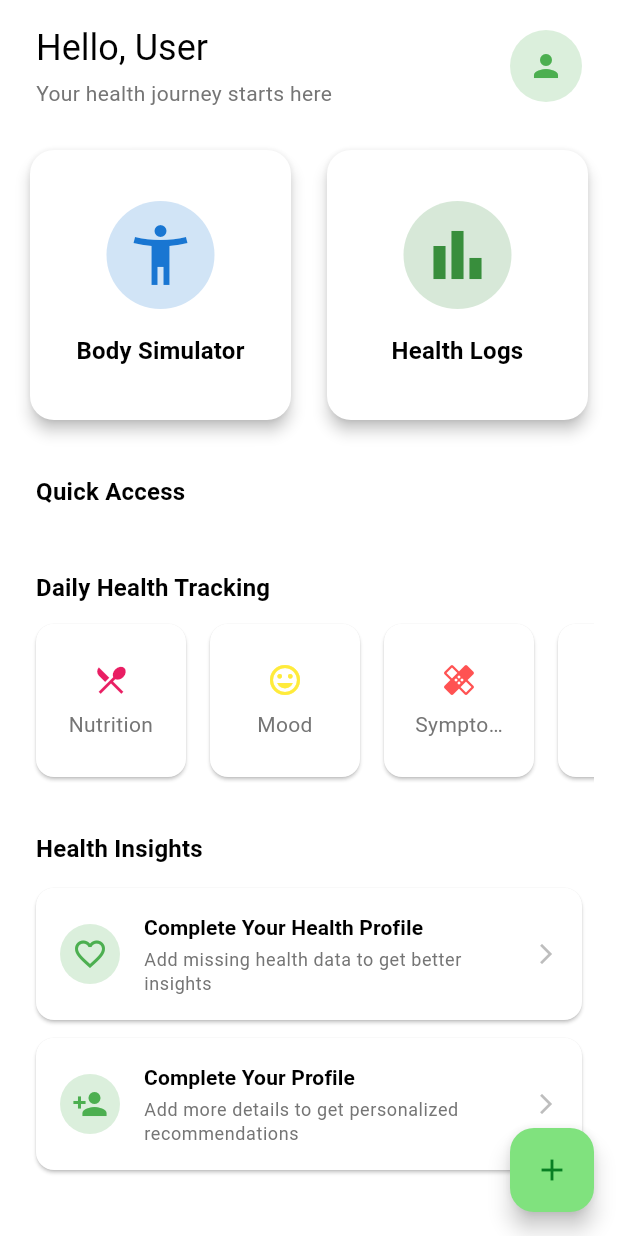
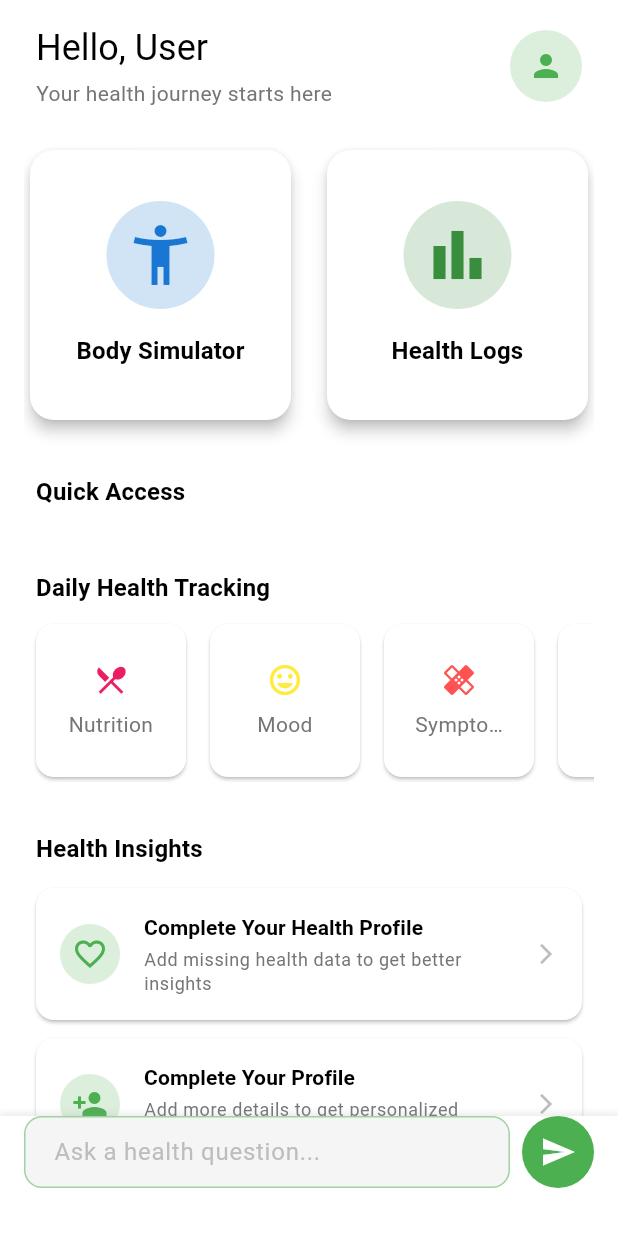
Before and after one commit to abc-medes/ate-flutter, a Flutter app: the screen it shows after launch, after a tap on the "close" icon, on a phone screen of 412 x 824 dp. Run offline on Flutter 3.47's test engine with Material 3 defaults, Android fonts, the phone set to English and light mode, and no system bars; our stand-ins replace flutter_dotenv, flutter_riverpod, go_router, shared_preferences, supabase_flutter; accounts and stored records are empty.

Commit message:
[FEAT] Add chat-style health query input to home screen

```diff
--- a/lib/features/home/views/screens/home_view.dart
+++ b/lib/features/home/views/screens/home_view.dart
@@ -21,7 +21,8 @@ class HomeView extends ConsumerStatefulWidget {
 class _HomeViewState extends ConsumerState<HomeView> {
   late bool _showLoginPrompt;
   List<BasicUserData> _missingBasicData = [];
-  bool _isLoadingHealthData = true;
+  final TextEditingController _chatInputController = TextEditingController();
+  final FocusNode _chatFocusNode = FocusNode();
 
   @override
   void initState() {
@@ -30,14 +31,36 @@ class _HomeViewState extends ConsumerState<HomeView> {
     _checkMissingHealthData();
   }
 
+  @override
+  void dispose() {
+    _chatInputController.dispose();
+    _chatFocusNode.dispose();
+    super.dispose();
+  }
+
   Future<void> _checkMissingHealthData() async {
     final healthRepo = ref.read(healthRepositoryProvider);
     final missingFields = await healthRepo.getMissingBasicUserData();
 
     setState(() {
       _missingBasicData = missingFields;
-      _isLoadingHealthData = false;
     });
+  }
+
+  void _handleChatSubmit(String text) {
+    if (text.trim().isEmpty) return;
+
+    // TODO: Implement chat response handling
+    print('User query: $text');
+
+    _chatInputController.clear();
+
+    ScaffoldMessenger.of(context).showSnackBar(
+      SnackBar(
+        content: Text('Processing: "$text"'),
+        duration: const Duration(seconds: 2),
+      ),
+    );
   }
 
   List<DailyUserData> _getDailyUserDataFields() {
@@ -336,8 +359,25 @@ class _HomeViewState extends ConsumerState<HomeView> {
                             icon: Icons.person_add,
                             onTap: () => context.push('/profile'),
                           ),
+
+                          // New chat insights examples
+                          InsightCard(
+                            title: 'Ask Health Questions',
+                            description:
+                                'Use the chat below to ask any health questions',
+                            icon: Icons.chat,
+                            onTap: () {
+                              // Focus on the chat input
+                              _chatFocusNode.requestFocus();
+                            },
+                          ),
                         ],
                       ),
+                    ),
+
+                    // Add space at the bottom to accommodate the chat input
+                    const SliverToBoxAdapter(
+                      child: SizedBox(height: 80),
                     ),
                   ],
                 ),
@@ -346,10 +386,60 @@ class _HomeViewState extends ConsumerState<HomeView> {
           ],
         ),
       ),
-      floatingActionButton: FloatingActionButton(
-        onPressed: () => _showActionSheet(context),
-        child: const Icon(Icons.add),
+      // Replace FloatingActionButton with chat input
+      bottomSheet: Container(
+        padding: const EdgeInsets.only(right: 16, left: 16, bottom: 32),
+        decoration: BoxDecoration(
+          color: Theme.of(context).scaffoldBackgroundColor,
+          boxShadow: [
+            BoxShadow(
+              color: Colors.grey.withOpacity(0.2),
+              spreadRadius: 1,
+              blurRadius: 3,
+              offset: const Offset(0, -1),
+            ),
+          ],
+        ),
+        child: Row(
+          children: [
+            Expanded(
+              child: TextField(
+                controller: _chatInputController,
+                focusNode: _chatFocusNode,
+                decoration: InputDecoration(
+                  hintText: 'Ask a health question...',
+                  hintStyle: TextStyle(color: Colors.grey[400]),
+                  filled: true,
+                  fillColor: Colors.grey[100],
+                  contentPadding: const EdgeInsets.symmetric(
+                    horizontal: 16,
+                    vertical: 12,
+                  ),
+                  border: OutlineInputBorder(
+                    borderRadius: BorderRadius.circular(24),
+                    borderSide: BorderSide.none,
+                  ),
+                ),
+                onSubmitted: _handleChatSubmit,
+                textInputAction: TextInputAction.send,
+              ),
+            ),
+            const SizedBox(width: 8),
+            Container(
+              decoration: BoxDecoration(
+                color: Theme.of(context).colorScheme.primary,
+                shape: BoxShape.circle,
+              ),
+              child: IconButton(
+                icon: const Icon(Icons.send),
+                color: Colors.white,
+                onPressed: () => _handleChatSubmit(_chatInputController.text),
+              ),
+            ),
+          ],
+        ),
       ),
+      floatingActionButton: null,
     );
   }
 
```
